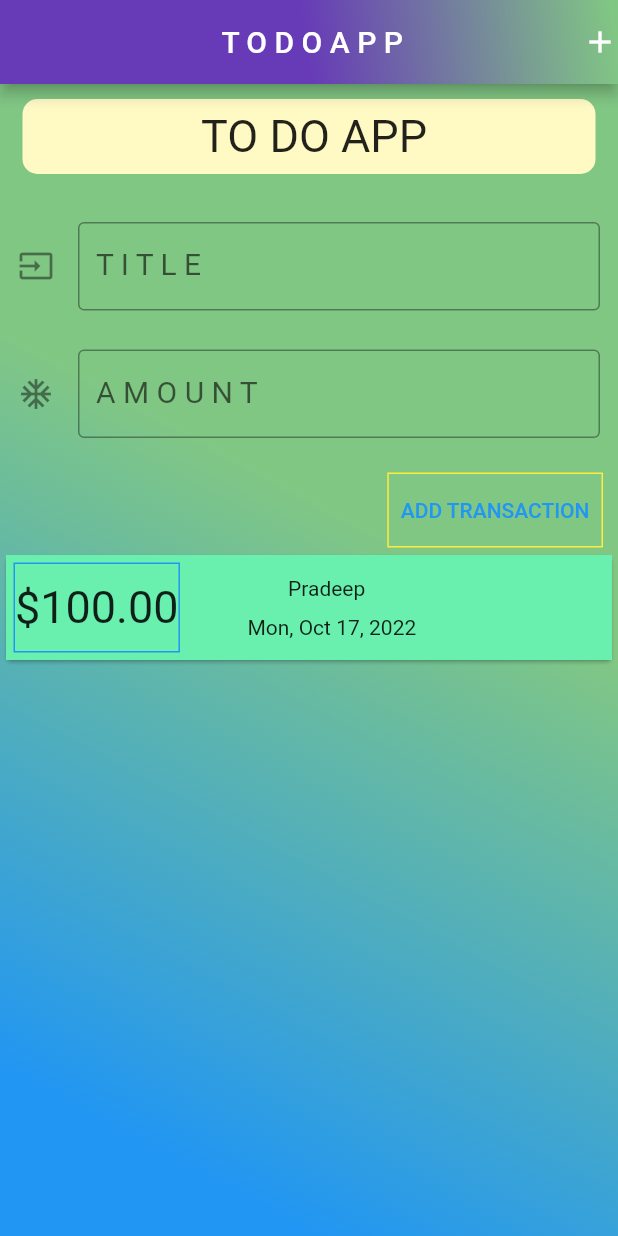
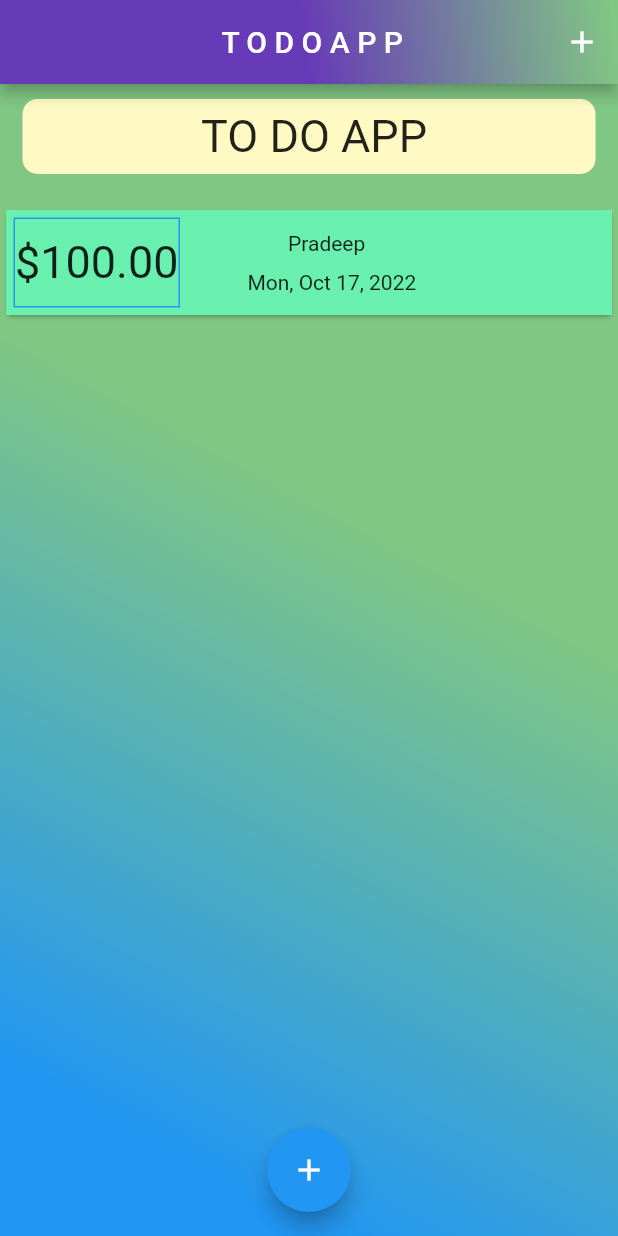
Before and after one commit to Professor150/Flutter, a Flutter app: the screen it shows after launch, on a phone screen of 412 x 824 dp. Run offline on Flutter 3.47's test engine with Material 2 defaults, Android fonts, the phone set to English and light mode, and no system bars.

Commit message:
UserTransaction File Deleted

```diff
--- a/lib/widgets/homepage.dart
+++ b/lib/widgets/homepage.dart
@@ -1,6 +1,5 @@
 import 'package:flutter/material.dart';
 import 'package:flutter_application_1/widgets/transaction_list.dart';
-import 'package:flutter_application_1/widgets/usertransaction.dart';
 import 'package:intl/intl.dart';
 import '/widgets/models/transaction.dart';
 import 'newtransaction.dart';
@@ -13,17 +12,47 @@ class HomePage extends StatefulWidget {
 }
 
 class HomePageState extends State<HomePage> {
-  // late String titleInput;
-  // late String amountInput;
+  final titleController = TextEditingController();
+  final amountController = TextEditingController();
+
+  final List<Transaction> _userTransaction = [
+    Transaction(id: '1', name: 'Pradeep  ', amount: 100, date: DateTime.now()),
+  ];
+
+  void _addNewTransaction(String txTitle, double txAmount) {
+    final newTx = Transaction(
+      id: DateTime.now().toString(),
+      name: txTitle,
+      amount: txAmount,
+      date: DateTime.now(),
+    );
+    setState(() {
+      _userTransaction.add(newTx);
+    });
+  }
+
+  void startAddNewTransactions(BuildContext ctx) {
+    showModalBottomSheet(
+      context: ctx,
+      builder: (_) {
+        // return NewTransaction(_addNewTransaction);
+        return GestureDetector(
+          onTap: () {},
+          child: NewTransaction(_addNewTransaction),
+          behavior: HitTestBehavior.opaque,
+        );
+      },
+    );
+  }
 
   @override
   Widget build(BuildContext context) {
     return Scaffold(
       appBar: AppBar(
         actions: [
-          Icon(
-            Icons.add,
-          ),
+          IconButton(
+              onPressed: () => startAddNewTransactions(context),
+              icon: Icon(Icons.add))
         ],
         title: Text(' T O D O A P P'),
         centerTitle: true,
@@ -42,7 +71,6 @@ class HomePageState extends State<HomePage> {
                 begin: Alignment.bottomCenter,
                 end: Alignment.centerRight,
                 colors: <Color>[Colors.blue, Colors.green.shade300])),
-        child: Expanded(
         child: SingleChildScrollView(
           child: Column(
             crossAxisAlignment: CrossAxisAlignment.end,
@@ -64,11 +92,15 @@ class HomePageState extends State<HomePage> {
                 ),
               ),
               SizedBox(height: 10),
-                UserTransaction(),
+              TransactionList(_userTransaction),
             ],
           ),
         ),
       ),
+      floatingActionButtonLocation: FloatingActionButtonLocation.centerFloat,
+      floatingActionButton: FloatingActionButton(
+        onPressed: () => startAddNewTransactions(context),
+        child: Icon(Icons.add),
       ),
     );
   }
--- a/lib/widgets/usertransaction.dart
+++ /dev/null
@@ -1,40 +0,0 @@
-import 'package:flutter/material.dart';
-
-import 'models/transaction.dart';
-import 'newtransaction.dart';
-import 'transaction_list.dart';
-
-class UserTransaction extends StatefulWidget {
-  const UserTransaction({super.key});
-
-  @override
-  State<UserTransaction> createState() => UserTransactionState();
-}
-
-class UserTransactionState extends State<UserTransaction> {
-  final List<Transaction> _userTransaction = [
-    Transaction(id: '1', name: 'Pradeep  ', amount: 100, date: DateTime.now()),
-  ];
-
-  void _addNewTransaction(String txTitle, double txAmount) {
-    final newTx = Transaction(
-      id: DateTime.now().toString(),
-      name: txTitle,
-      amount: txAmount,
-      date: DateTime.now(),
-    );
-    setState(() {
-      _userTransaction.add(newTx);
-    });
-  }
-
-  @override
-  Widget build(BuildContext context) {
-    return Column(
-      children: [
-        NewTransaction(_addNewTransaction),
-        TransactionList(_userTransaction),
-      ],
-    );
-  }
-}
```
Also changed, not shown: lib/widgets/newtransaction.dart (+16 -6 lines). Lines whose indentation alone changed are shown as unchanged.
